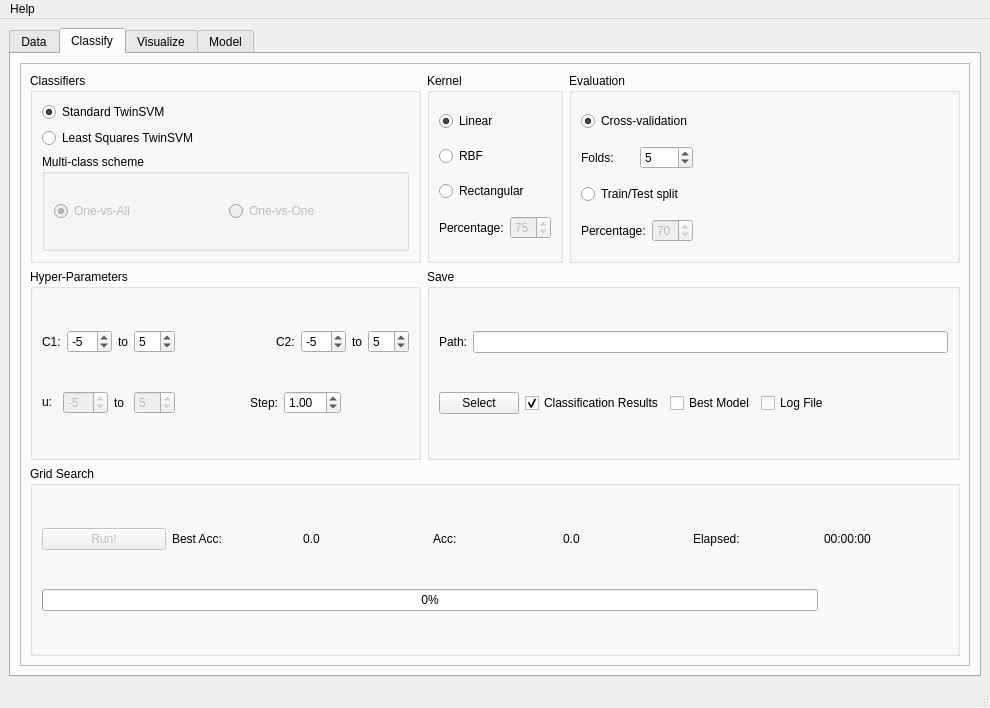
mir-am/LIBTwinSVM, file libtsvm/ui/GUI-LIBTwinSVM.ui: the form before one commit.
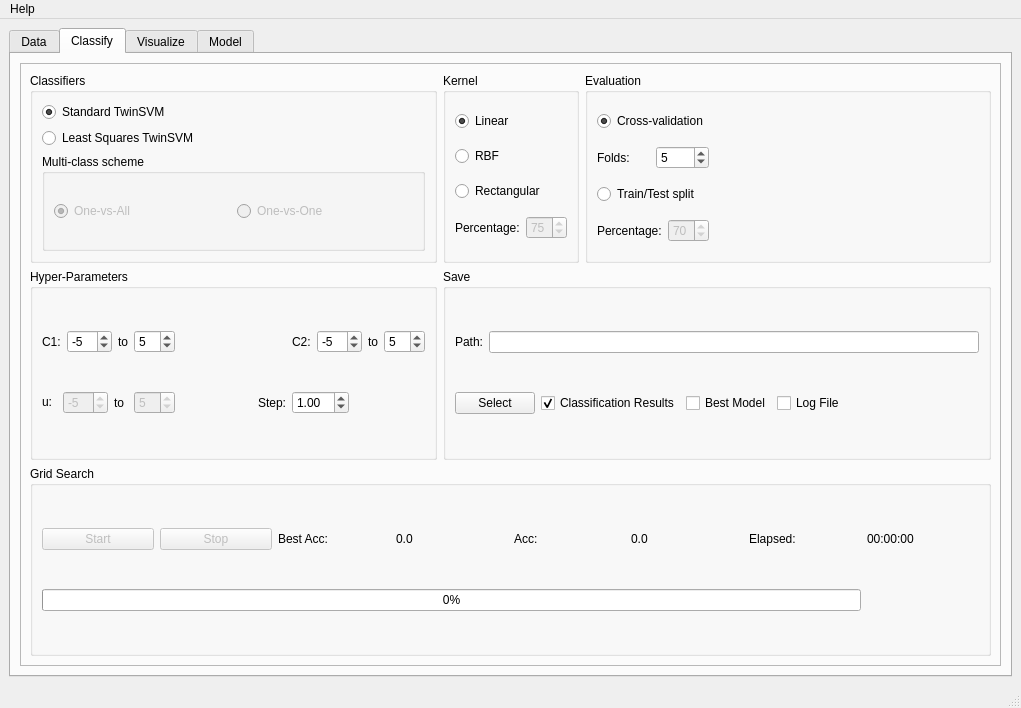
The form after the commit. The open tabs and pages were chosen to show the change.

Commit message: Added stop button to classify tab.

Patch:
```diff
--- a/libtsvm/ui/GUI-LIBTwinSVM.ui
+++ b/libtsvm/ui/GUI-LIBTwinSVM.ui
@@ -6,7 +6,7 @@
    <rect>
     <x>0</x>
     <y>0</y>
-    <width>990</width>
+    <width>1021</width>
     <height>708</height>
    </rect>
   </property>
@@ -747,62 +747,72 @@
               <string>Grid Search</string>
              </property>
              <layout class="QGridLayout" name="gridLayout_9">
-              <item row="0" column="6">
+              <item row="0" column="3">
+               <widget class="QLabel" name="best_acc">
+                <property name="text">
+                 <string>0.0</string>
+                </property>
+               </widget>
+              </item>
+              <item row="0" column="0">
+               <widget class="QPushButton" name="run_btn">
+                <property name="enabled">
+                 <bool>false</bool>
+                </property>
+                <property name="text">
+                 <string>Start</string>
+                </property>
+               </widget>
+              </item>
+              <item row="0" column="7">
                <widget class="QLabel" name="elapsed_time">
                 <property name="text">
                  <string>00:00:00</string>
                 </property>
                </widget>
               </item>
-              <item row="0" column="4">
+              <item row="0" column="2">
+               <widget class="QLabel" name="best_acc_label">
+                <property name="text">
+                 <string>Best Acc:</string>
+                </property>
+               </widget>
+              </item>
+              <item row="2" column="0" colspan="7">
+               <widget class="QProgressBar" name="gs_progress_bar">
+                <property name="value">
+                 <number>0</number>
+                </property>
+               </widget>
+              </item>
+              <item row="0" column="5">
                <widget class="QLabel" name="acc">
                 <property name="text">
                  <string>0.0</string>
                 </property>
                </widget>
               </item>
-              <item row="0" column="0">
-               <widget class="QPushButton" name="run_btn">
-                <property name="enabled">
-                 <bool>false</bool>
-                </property>
-                <property name="text">
-                 <string>Run!</string>
-                </property>
-               </widget>
-              </item>
-              <item row="0" column="3">
+              <item row="0" column="4">
                <widget class="QLabel" name="acc_label">
                 <property name="text">
                  <string>Acc:</string>
                 </property>
                </widget>
               </item>
-              <item row="1" column="0" colspan="6">
-               <widget class="QProgressBar" name="gs_progress_bar">
-                <property name="value">
-                 <number>0</number>
-                </property>
-               </widget>
-              </item>
-              <item row="0" column="1">
-               <widget class="QLabel" name="best_acc_label">
-                <property name="text">
-                 <string>Best Acc:</string>
-                </property>
-               </widget>
-              </item>
-              <item row="0" column="5">
+              <item row="0" column="6">
                <widget class="QLabel" name="elapsed_t_label">
                 <property name="text">
                  <string>Elapsed:</string>
                 </property>
                </widget>
               </item>
-              <item row="0" column="2">
-               <widget class="QLabel" name="best_acc">
+              <item row="0" column="1">
+               <widget class="QPushButton" name="stop_btn">
+                <property name="enabled">
+                 <bool>false</bool>
+                </property>
                 <property name="text">
-                 <string>0.0</string>
+                 <string>Stop</string>
                 </property>
                </widget>
               </item>
@@ -1568,8 +1578,8 @@
     <rect>
      <x>0</x>
      <y>0</y>
-     <width>990</width>
-     <height>21</height>
+     <width>1021</width>
+     <height>31</height>
     </rect>
    </property>
    <widget class="QMenu" name="menuHelp">
```
The commit also changes 2 other files.
